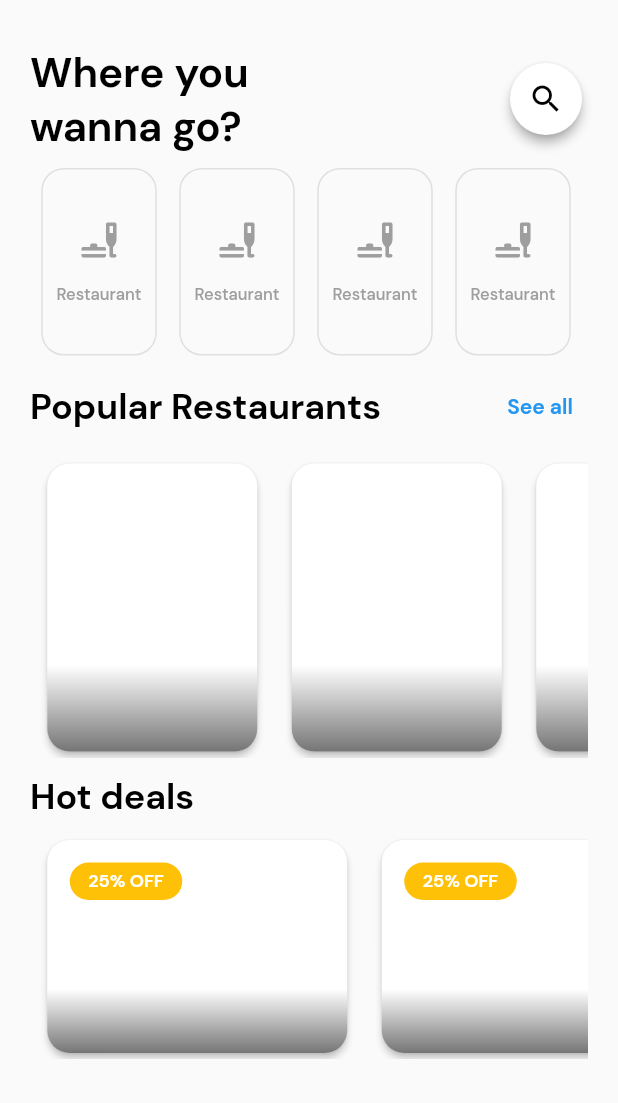
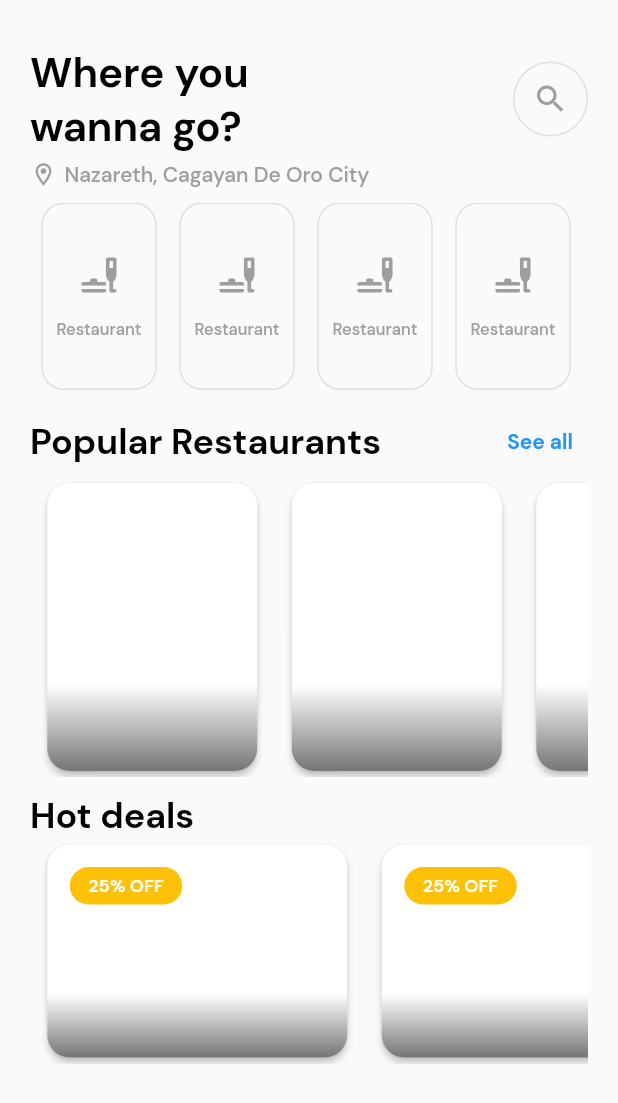
Before and after one commit to lansoyyy/hotel_booking_app, a Flutter app: the screen it shows after launch, on a phone screen of 412 x 824 dp. Shown: the top 1103 px of the screen. Run offline on Flutter 3.47's test engine with Material 2 defaults, Android fonts, the phone set to English and light mode, and no system bars.

Commit message:
added location placeholder

```diff
--- a/lib/screens/home_screen.dart
+++ b/lib/screens/home_screen.dart
@@ -22,19 +22,40 @@ class HomeScreen extends StatelessWidget {
                     fontSize: 28,
                     fontFamily: 'Bold',
                   ),
-                  Card(
-                    elevation: 3,
-                    shadowColor: Colors.grey,
-                    shape: RoundedRectangleBorder(
-                      borderRadius: BorderRadius.circular(100),
+                  Container(
+                    decoration: BoxDecoration(
+                      borderRadius: BorderRadius.circular(25),
+                      border: Border.all(color: Colors.grey[300]!),
                     ),
                     child: IconButton(
                       onPressed: () {},
                       icon: const Icon(
                         Icons.search,
-                        color: Colors.black,
+                        color: Colors.grey,
                       ),
                     ),
+                  ),
+                ],
+              ),
+              const SizedBox(
+                height: 5,
+              ),
+              Row(
+                mainAxisAlignment: MainAxisAlignment.start,
+                children: [
+                  const Icon(
+                    Icons.location_on_outlined,
+                    color: Colors.grey,
+                    size: 18,
+                  ),
+                  const SizedBox(
+                    width: 5,
+                  ),
+                  TextWidget(
+                    text: 'Nazareth, Cagayan De Oro City',
+                    fontSize: 14,
+                    fontFamily: 'Medium',
+                    color: Colors.grey,
                   ),
                 ],
               ),
@@ -102,9 +123,6 @@ class HomeScreen extends StatelessWidget {
                   ),
                 ],
               ),
-              const SizedBox(
-                height: 10,
-              ),
               SizedBox(
                 height: 200,
                 child: ListView.builder(
@@ -143,9 +161,6 @@ class HomeScreen extends StatelessWidget {
                 text: 'Hot deals',
                 fontSize: 24,
                 fontFamily: 'Bold',
-              ),
-              const SizedBox(
-                height: 10,
               ),
               SizedBox(
                 height: 150,
```
